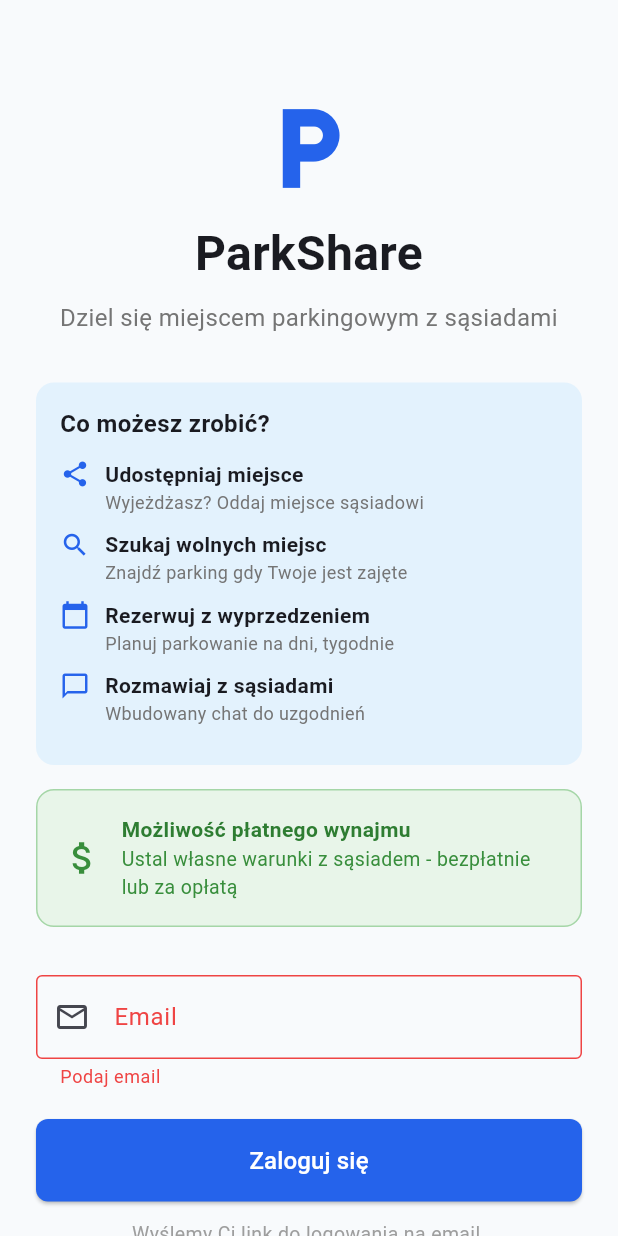
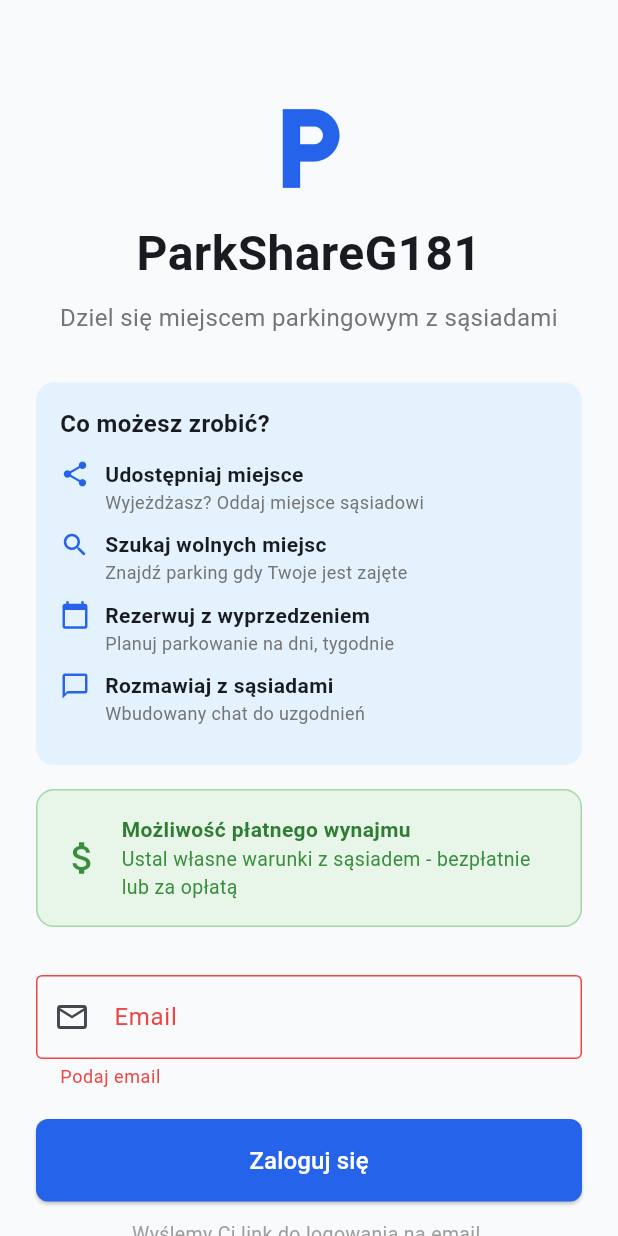
Before and after one commit to lukaszjozef/parkshare-app, a Flutter app: the screen it shows after launch, after a tap on "Zaloguj się", on a phone screen of 412 x 824 dp. Run offline on Flutter 3.47's test engine with Material 3 defaults, Android fonts, the phone set to English and light mode, and no system bars; our stand-ins replace flutter_riverpod, go_router, riverpod, shared_preferences, supabase_flutter; accounts and stored records are empty.

Commit message:
Rename app to ParkShareG181
- Updated app name in all visible places
- Updated web manifest and index.html
- Changed theme color to match app branding

Co-Authored-By: Claude Opus 4.5 <noreply@anthropic.com>

```diff
--- a/lib/features/auth/home_screen.dart
+++ b/lib/features/auth/home_screen.dart
@@ -59,7 +59,7 @@ class _HomeScreenState extends ConsumerState<HomeScreen> {
 
     return Scaffold(
       appBar: AppBar(
-        title: const Text('ParkShare'),
+        title: const Text('ParkShareG181'),
         actions: [
           if (isAdminUser)
             IconButton(
--- a/lib/features/auth/login_screen.dart
+++ b/lib/features/auth/login_screen.dart
@@ -72,7 +72,7 @@ class _LoginScreenState extends ConsumerState<LoginScreen> {
                 ),
                 const SizedBox(height: 12),
                 const Text(
-                  'ParkShare',
+                  'ParkShareG181',
                   textAlign: TextAlign.center,
                   style: TextStyle(
                     fontSize: 32,
--- a/lib/features/auth/onboarding_screen.dart
+++ b/lib/features/auth/onboarding_screen.dart
@@ -16,7 +16,7 @@ class _OnboardingScreenState extends State<OnboardingScreen> {
   final _pages = [
     const _OnboardingPage(
       icon: Icons.local_parking,
-      title: 'Witaj w ParkShare',
+      title: 'Witaj w ParkShareG181',
       description: 'Użyczaj i rezerwuj miejsca parkingowe wśród sąsiadów.\nBez SMS-ów, bez czekania.',
       color: Color(0xFF2563EB),
     ),
--- a/lib/main.dart
+++ b/lib/main.dart
@@ -12,18 +12,18 @@ void main() async {
 
   runApp(
     const ProviderScope(
-      child: ParkShareApp(),
+      child: ParkShareG181App(),
     ),
   );
 }
 
-class ParkShareApp extends StatelessWidget {
-  const ParkShareApp({super.key});
+class ParkShareG181App extends StatelessWidget {
+  const ParkShareG181App({super.key});
 
   @override
   Widget build(BuildContext context) {
     return MaterialApp.router(
-      title: 'ParkShare',
+      title: 'ParkShareG181',
       theme: AppTheme.lightTheme,
       routerConfig: router,
       debugShowCheckedModeBanner: false,
```
Also changed, not shown: 2 other files.
